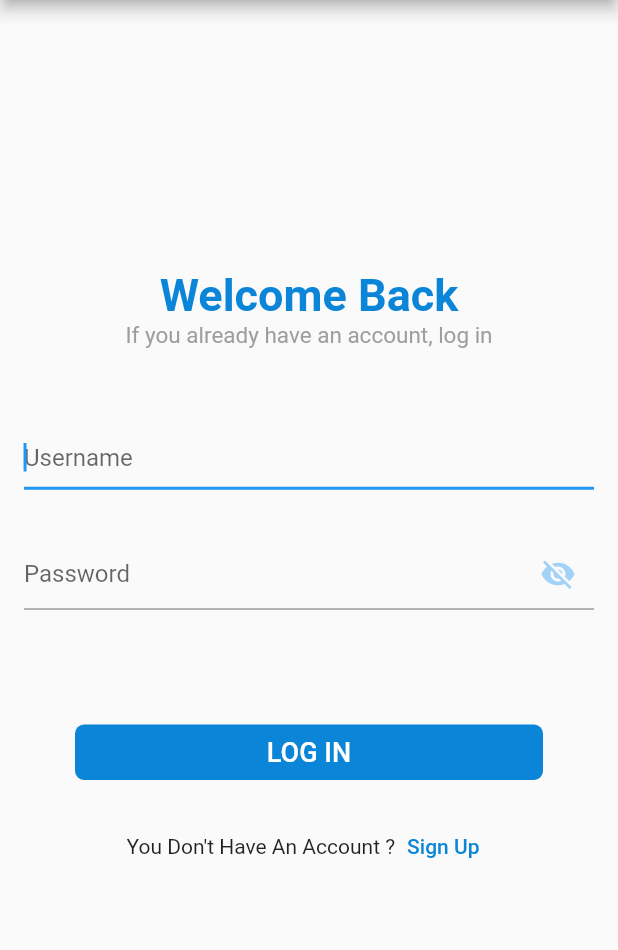
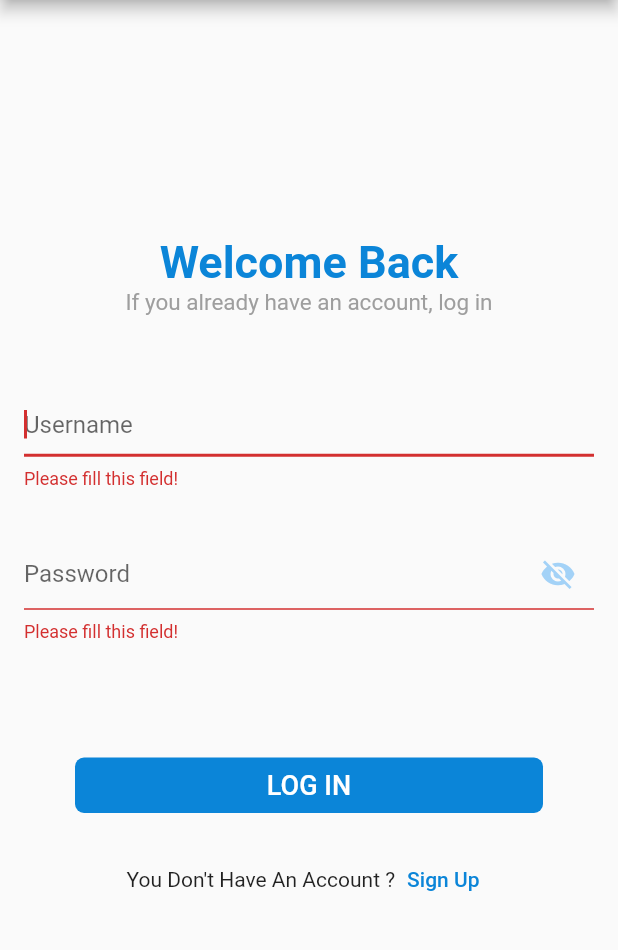
Before and after one commit to oosammaa/Mobile_Computing_Project, a Flutter app: the HomeScreen screen opened by its route, scrolled down 452 dp, after a tap on "Logout", after a tap on "LOG IN", on a phone screen of 412 x 824 dp, the part 84-1034 px from its top. Run offline on Flutter 3.47's test engine with Material 2 defaults, Android fonts, the phone set to English and light mode, and no system bars; our stand-ins replace animated_splash_screen, firebase_auth, firebase_core; accounts and stored records are empty.

Commit message:
firebase, signup, login, logout

```diff
--- /dev/null
+++ b/lib/Model/User.dart
@@ -0,0 +1,69 @@
+class User {
+  String? _uid;
+  String? _fullName;
+  String? _email;
+  String? _password;
+  String? _gender;
+  String? _weight;
+  String? _length;
+  String? _dof;
+
+  static final User _user = User.singleton();
+
+  static User get user => _user;
+
+  User.singleton();
+
+  User(this._uid, this._email);
+
+  User.loginWithEmail(this._email, this._password);
+
+  User.signupWithEmail(this._uid, this._email, this._fullName);
+
+  User.data(this._uid, this._fullName, this._email, this._password,
+      this._gender, this._weight, this._length, this._dof);
+
+  String get password => _password ?? 'Password';
+
+  String get email => _email ?? 'Email';
+
+  String get fullName => _fullName ?? 'Name';
+
+  String get uid => _uid ?? '';
+
+  String get dof => _dof ?? '';
+
+  set fullName(String value) {
+    _fullName = value;
+  }
+
+  set dof(String value) {
+    _dof = value;
+  }
+
+  String get length => _length ?? '';
+
+  set length(String value) {
+    _length = value;
+  }
+
+  String get weight => _weight ?? '';
+
+  set weight(String value) {
+    _weight = value;
+  }
+
+  String get gender => _gender ?? '';
+
+  set gender(String value) {
+    _gender = value;
+  }
+
+  set email(String value) {
+    _email = value;
+  }
+
+  set password(String value) {
+    _password = value;
+  }
+}
--- a/lib/Screens/HomeScreen.dart
+++ b/lib/Screens/HomeScreen.dart
@@ -1,7 +1,9 @@
+import 'package:bmi_analyzer/Firebase/Authentication.dart';
 import 'package:bmi_analyzer/Screens/AddRecord.dart';
 import 'package:bmi_analyzer/Screens/Login.dart';
 import 'package:bmi_analyzer/main.dart';
 import 'package:flutter/material.dart';
+import 'package:provider/provider.dart';
 
 import 'AddFood.dart';
 import 'ViewFood.dart';
@@ -34,6 +36,12 @@ class HomeScreenClass extends StatefulWidget {
 class _HomeScreenClassState extends State<HomeScreenClass> {
   @override
   Widget build(BuildContext context) {
+    final authentication = Provider.of<Authentication>(context);
+    logout() async {
+      authentication.logout();
+      Navigator.pushReplacementNamed(context, Login.id);
+    }
+
     return Column(
       mainAxisAlignment: MainAxisAlignment.spaceEvenly,
       children: [
@@ -295,7 +303,7 @@ class _HomeScreenClassState extends State<HomeScreenClass> {
             margin: EdgeInsets.symmetric(horizontal: 40, vertical: 8),
             child: TextButton(
               onPressed: () {
-                Navigator.pushReplacementNamed(context, Login.id);
+                logout();
               },
               child: Text(
                 'Logout',
--- a/lib/Screens/LandingScreen.dart
+++ b/lib/Screens/LandingScreen.dart
@@ -1,4 +1,5 @@
 import 'package:animated_splash_screen/animated_splash_screen.dart';
+import 'package:bmi_analyzer/Firebase/IsLoggedIn.dart';
 import 'package:bmi_analyzer/Screens/Login.dart';
 import 'package:flutter/material.dart';
 import '../main.dart';
@@ -32,7 +33,7 @@ class LandingScreen extends StatelessWidget {
           ],
         ),
       ),
-      nextScreen: Login(),
+      nextScreen: IsLoggedIn(),
       animationDuration: Duration(seconds: 1),
       backgroundColor: mBlue,
       centered: true,
--- a/lib/Screens/Login.dart
+++ b/lib/Screens/Login.dart
@@ -1,6 +1,10 @@
+import 'package:bmi_analyzer/Firebase/Authentication.dart';
+import 'package:bmi_analyzer/Firebase/LoginValidation.dart';
+import 'package:bmi_analyzer/Model/User.dart';
 import 'package:bmi_analyzer/Screens/SignUp.dart';
 import 'package:bmi_analyzer/main.dart';
 import 'package:flutter/material.dart';
+import 'package:provider/provider.dart';
 
 class Login extends StatefulWidget {
   static String id = 'Login';
@@ -13,13 +17,13 @@ class Login extends StatefulWidget {
 
 class _LoginState extends State<Login> {
   final _form = GlobalKey<FormState>();
-  final _form1 = GlobalKey<FormState>();
   String _username = '';
   bool passwordToggle = false;
   String _password = '';
 
   @override
   Widget build(BuildContext context) {
+    final authentication = Provider.of<Authentication>(context);
     return Scaffold(
       appBar: AppBar(
         title: Text("BMI Analyzer"),
@@ -56,30 +60,28 @@ class _LoginState extends State<Login> {
               ),
               Form(
                 key: _form,
-                child: Padding(
+                child: Column(
+                  children: [
+                    Padding(
                       padding: const EdgeInsets.all(16),
                       child: TextFormField(
                         textAlignVertical: TextAlignVertical.center,
                         keyboardType: TextInputType.emailAddress,
                         validator: (value) {
-                      if (value == null || value.isEmpty) {
+                          if (value == null || value.trim().isEmpty) {
                             return 'Please fill this field!';
                           }
                           return null;
                         },
                         autofocus: true,
                         textInputAction: TextInputAction.next,
-                    // onChanged: (String value) {},
                         onSaved: (value) => _username = value!,
                         decoration: InputDecoration(
                           hintText: 'Username',
                         ),
                       ),
                     ),
-              ),
-              Form(
-                key: _form1,
-                child: Container(
+                    Container(
                       margin: EdgeInsets.only(bottom: 40),
                       padding: const EdgeInsets.all(16),
                       child: TextFormField(
@@ -113,12 +115,23 @@ class _LoginState extends State<Login> {
                         ),
                       ),
                     ),
+                  ],
+                ),
               ),
               Container(
                 width: double.maxFinite,
                 margin: EdgeInsets.symmetric(horizontal: 50, vertical: 15),
                 child: TextButton(
-                  onPressed: () {},
+                  onPressed: () {
+                    setState(() {
+                      if (_form.currentState!.validate()) {
+                        _form.currentState!.save();
+                        User _user=User.loginWithEmail(_username, _password);
+                        LoginValidation()
+                            .emailLoginValidation(context, _user,authentication);
+                      }
+                    });
+                  },
                   child: Text(
                     'LOG IN',
                     style: TextStyle(
--- a/pubspec.yaml
+++ b/pubspec.yaml
@@ -29,6 +29,10 @@ dependencies:
   # Use with the CupertinoIcons class for iOS style icons.
   cupertino_icons: ^1.0.2
   animated_splash_screen: ^1.1.0
+  firebase_core: ^1.11.0
+  firebase_auth: ^3.3.5
+  cloud_firestore: ^3.1.6
+  provider: ^6.0.0
 
 dev_dependencies:
   flutter_test:
```
Also changed, not shown: lib/Firebase/Authentication.dart (added, +34 -0 lines), lib/Firebase/IsLoggedIn.dart (added, +32 -0 lines), lib/Firebase/LoginValidation.dart (added, +60 -0 lines), lib/Screens/CompleteSignUp.dart (+21 -23 lines), lib/Screens/SignUp.dart (+43 -25 lines), lib/main.dart (+15 -2 lines), lib/Firebase/FirestoreData.dart (added), pubspec.lock, 3 other files. Lines whose indentation alone changed are shown as unchanged.
